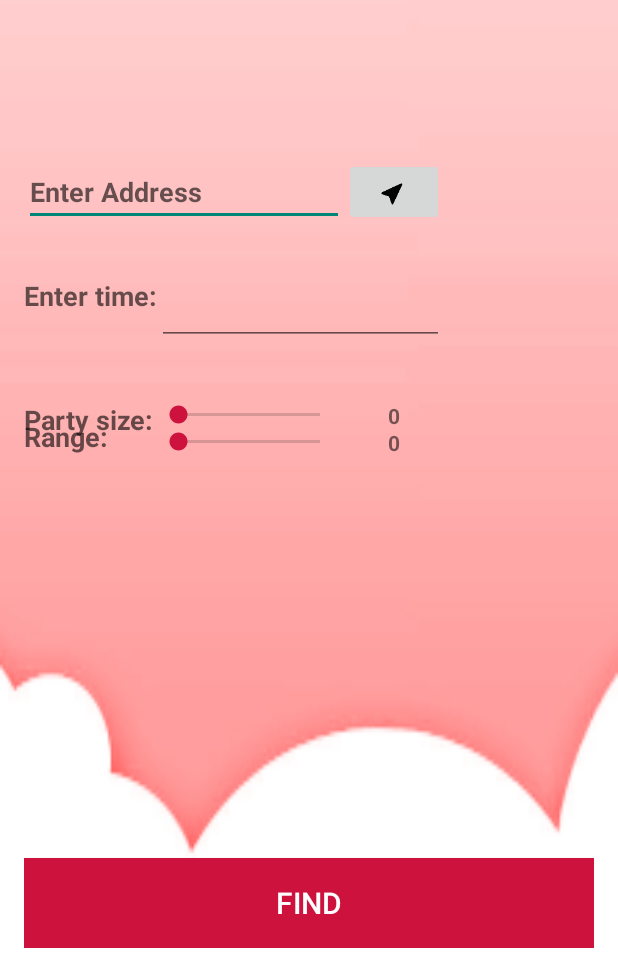
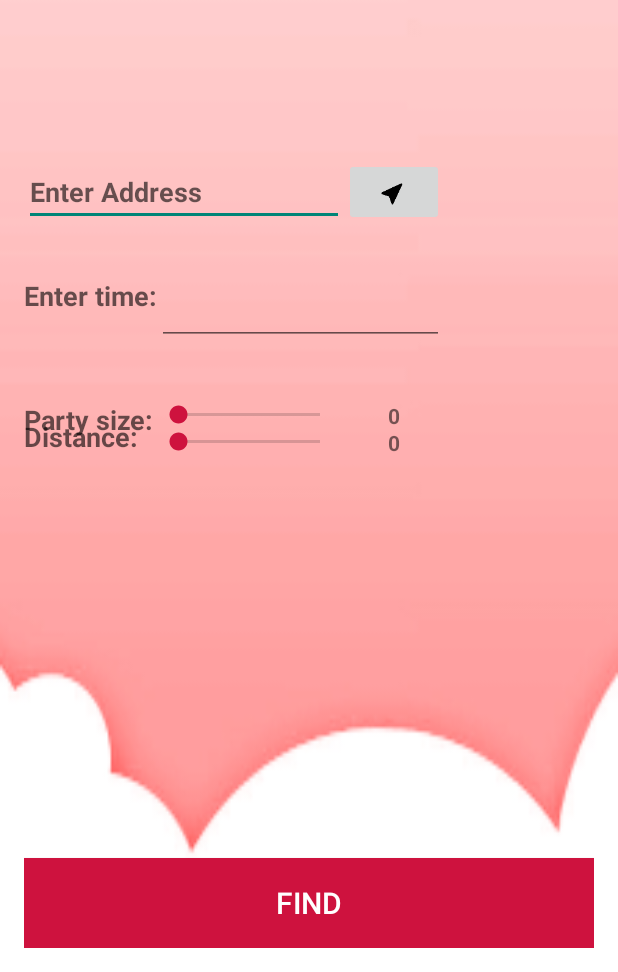
Before and after one commit to mmnavarr/QuickSit, an Android app: the screen it shows after launch (MainActivity), on a phone screen of 412 x 824 dp, the part 264-1236 px from its top. Run offline under Robolectric (Android 15) with nearby library versions, the phone set to English and light mode, and no system bars.

Commit message:
Update - added buttonlistener on button click

```diff
--- a/app/src/main/java/com/cyberplays/quicksit/MainActivity.java
+++ b/app/src/main/java/com/cyberplays/quicksit/MainActivity.java
@@ -16,8 +16,7 @@ import android.widget.ImageButton;
 import android.widget.SeekBar;
 import android.widget.TextView;
 import android.widget.Toast;
-
-
+import android.view.View.OnClickListener;
 import java.io.IOException;
 import java.util.List;
 
@@ -42,11 +41,31 @@ public class MainActivity extends ActionBarActivity {
         if (savedInstanceState == null) {
             setContentView(R.layout.activity_main);
 
+            addListenerOnButton();
             initViews();
         }
 
     }
+Button button;
+    public void addListenerOnButton() {
 
+        final Context context = this;
+
+        button = (Button) findViewById(R.id.find);
+
+        button.setOnClickListener(new OnClickListener() {
+
+            @Override
+            public void onClick(View arg0) {
+
+                Intent intent = new Intent(context, ListActivity.class);
+                startActivity(intent);
+
+            }
+
+        });
+
+    }
     //INITIALIZE THE VIEWS
     private void initViews(){
         title = (TextView) findViewById(R.id.title);
--- a/app/src/main/res/layout/activity_main.xml
+++ b/app/src/main/res/layout/activity_main.xml
@@ -6,6 +6,8 @@
     android:paddingBottom="@dimen/activity_vertical_margin" tools:context=".MainActivity"
     android:background="@drawable/background"
     android:id="@+id/front">
+
+
 
     <SeekBar
         android:layout_width="wrap_content"
@@ -161,6 +163,7 @@
         android:layout_below="@+id/address"
         android:layout_alignRight="@+id/currLocation"
         android:layout_alignEnd="@+id/currLocation"
+        android:layout_toRightOf="@+id/textView3"
         android:layout_toEndOf="@+id/textView3" />
 
 </RelativeLayout>
--- a/app/src/main/res/values/strings.xml
+++ b/app/src/main/res/values/strings.xml
@@ -9,7 +9,7 @@
     <string name="time">Enter time:</string>
     <string name="find">Find</string>
     <string name="party">Party size:</string>
-    <string name="range">Range:</string>
+    <string name="range">Distance:</string>
     <string name="list_title">Locations Near You</string>
     <string name="list_item_name">Pastabilities</string>
     <string name="list_item_type">Italian Cuisine</string>
```
